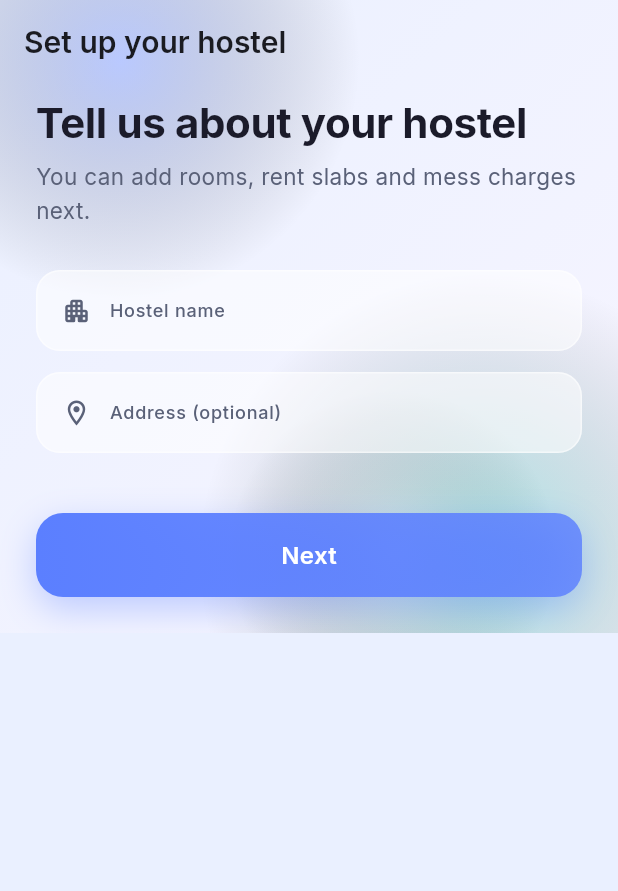
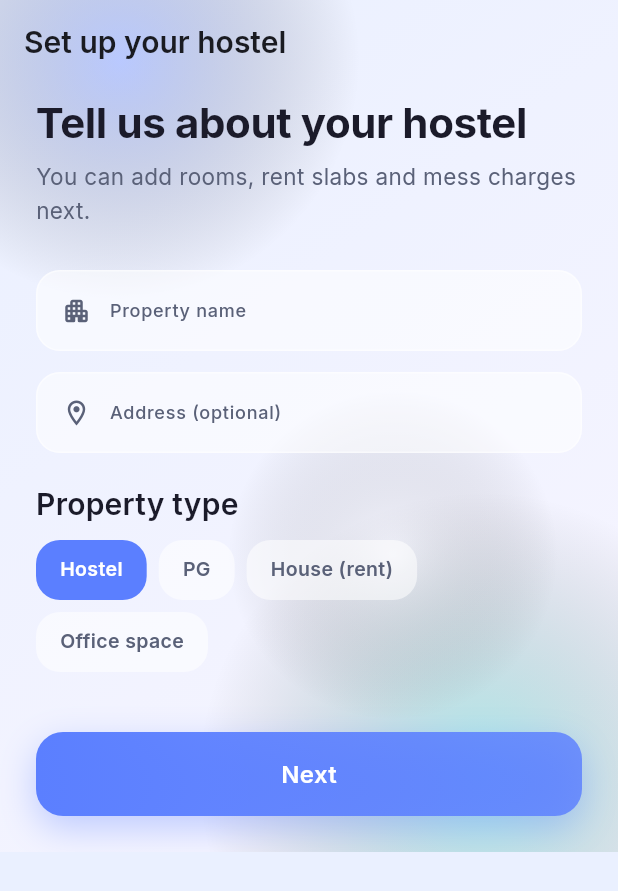
Before and after one commit to AanandAB/Hostelhub, a Flutter app: the SetupScreen screen opened by its route, on a phone screen of 412 x 824 dp. Shown: the top 891 px of the screen. Run offline on Flutter 3.47's test engine with Material 3 defaults, Android fonts, the phone set to English and light mode, and no system bars; our stand-ins replace flutter_riverpod, go_router, google_fonts, shared_preferences; accounts and stored records are empty; network calls fail.

Commit message:
feat: property types (hostel/pg/house/office) + owner feature toggles + bed uniqueness

```diff
--- a/hostelhub/lib/data/firebase/firebase_repositories.dart
+++ b/hostelhub/lib/data/firebase/firebase_repositories.dart
@@ -54,6 +54,17 @@ class FirebasePropertyRepository implements PropertyRepository {
 
   @override
   Future<Property> createProperty(Property property) {
+    throw UnimplementedError('Firebase backend not wired');
+  }
+
+  @override
+  Future<Property> getProperty(String id) {
+    throw UnimplementedError('Firebase backend not wired');
+  }
+
+  @override
+  Future<Property> updateProperty(String id,
+      {String? type, Map<String, bool>? features}) {
     throw UnimplementedError('Firebase backend not wired');
   }
 }
--- a/hostelhub/lib/data/local/local_repositories.dart
+++ b/hostelhub/lib/data/local/local_repositories.dart
@@ -72,6 +72,22 @@ class LocalPropertyRepository implements PropertyRepository {
   @override
   Future<Property> createProperty(Property property) async {
     final json = await api.post('/properties', property.toJson());
+    return Property.fromJson(json['property'] as Map<String, dynamic>);
+  }
+
+  @override
+  Future<Property> getProperty(String id) async {
+    final json = await api.get('/properties/$id');
+    return Property.fromJson(json['property'] as Map<String, dynamic>);
+  }
+
+  @override
+  Future<Property> updateProperty(String id,
+      {String? type, Map<String, bool>? features}) async {
+    final json = await api.patch('/properties/$id', {
+      'type': ?type,
+      'features': ?features,
+    });
     return Property.fromJson(json['property'] as Map<String, dynamic>);
   }
 }
--- a/hostelhub/lib/data/models/property.dart
+++ b/hostelhub/lib/data/models/property.dart
@@ -1,11 +1,21 @@
-/// A hostel / PG owned by an owner. Supports multi-property portfolios.
+/// A property an owner manages: hostel, PG, rental house, or office space.
+/// `type` drives which features are relevant; `features` is an owner-controlled
+/// on/off map (e.g. `mess`) that gates what inmates can see.
 class Property {
   final String id;
   final String ownerId;
   final String name;
   final String? address;
+
+  /// hostel | pg | house | office
+  final String type;
+
+  /// Owner-controlled feature toggles, e.g. {mess: true}.
+  final Map<String, bool> features;
+
   /// e.g. [{room_type: 'single', amount: 7000}, ...]
   final List<Map<String, dynamic>> rentSlabs;
+
   /// e.g. {monthly: 2500, per_meal: 80}
   final Map<String, dynamic> messCharges;
 
@@ -14,15 +24,26 @@ class Property {
     required this.ownerId,
     required this.name,
     this.address,
+    this.type = 'hostel',
+    this.features = const {'mess': true},
     this.rentSlabs = const [],
     this.messCharges = const {},
   });
+
+  /// Whether a feature (e.g. 'mess') is enabled for this property.
+  bool featureEnabled(String key) => features[key] ?? false;
+
+  /// Mess/polls is the differentiator: relevant only to hostels & PGs.
+  bool get isHostelOrPg => type == 'hostel' || type == 'pg';
 
   factory Property.fromJson(Map<String, dynamic> json) => Property(
         id: json['id'] as String,
         ownerId: json['owner_id'] as String,
         name: json['name'] as String,
         address: json['address'] as String?,
+        type: json['type'] as String? ?? 'hostel',
+        features: Map<String, bool>.from(
+            json['features'] as Map? ?? const {'mess': true}),
         rentSlabs: List<Map<String, dynamic>>.from(
             json['rent_slabs'] as List? ?? const []),
         messCharges:
@@ -34,6 +55,8 @@ class Property {
         'owner_id': ownerId,
         'name': name,
         'address': address,
+        'type': type,
+        'features': features,
         'rent_slabs': rentSlabs,
         'mess_charges': messCharges,
       };
--- a/hostelhub/lib/data/repositories/repositories.dart
+++ b/hostelhub/lib/data/repositories/repositories.dart
@@ -30,7 +30,10 @@ abstract class AuthRepository {
 /// Property / hostel profile management (multi-property ready).
 abstract class PropertyRepository {
   Future<List<Property>> listProperties(String ownerId);
+  Future<Property> getProperty(String id);
   Future<Property> createProperty(Property property);
+  Future<Property> updateProperty(String id,
+      {String? type, Map<String, bool>? features});
 }
 
 /// Rooms within a property.
--- a/hostelhub/lib/data/supabase/supabase_repositories.dart
+++ b/hostelhub/lib/data/supabase/supabase_repositories.dart
@@ -53,6 +53,17 @@ class SupabasePropertyRepository implements PropertyRepository {
 
   @override
   Future<Property> createProperty(Property property) {
+    throw UnimplementedError('Supabase backend not wired');
+  }
+
+  @override
+  Future<Property> getProperty(String id) {
+    throw UnimplementedError('Supabase backend not wired');
+  }
+
+  @override
+  Future<Property> updateProperty(String id,
+      {String? type, Map<String, bool>? features}) {
     throw UnimplementedError('Supabase backend not wired');
   }
 }
--- a/hostelhub/lib/features/onboarding/hostel_providers.dart
+++ b/hostelhub/lib/features/onboarding/hostel_providers.dart
@@ -40,6 +40,10 @@ final currentPropertyProvider = FutureProvider<Property?>((ref) async {
   return props.first;
 });
 
+/// A single property by id (used by inmates to read feature toggles).
+final propertyProvider = FutureProvider.family<Property?, String>(
+    (ref, id) => ref.watch(backendProvider).properties.getProperty(id));
+
 /// Rooms for a property, keyed by propertyId.
 final roomsProvider = FutureProvider.family<List<Room>, String>(
     (ref, propertyId) => ref.watch(backendProvider).rooms.listRooms(propertyId));
--- a/hostelhub/lib/features/onboarding/setup_screen.dart
+++ b/hostelhub/lib/features/onboarding/setup_screen.dart
@@ -2,12 +2,21 @@ import 'package:flutter/material.dart';
 import 'package:flutter_riverpod/flutter_riverpod.dart';
 import 'package:go_router/go_router.dart';
 
+import '../../core/theme/app_colors.dart';
 import '../../data/backend_provider.dart';
 import '../../data/models/property.dart';
 import '../../data/models/room.dart';
 import '../../presentation/widgets/glass.dart';
 import '../auth/auth_controller.dart';
 import 'hostel_providers.dart';
+
+/// Property types the owner can onboard. Mess/polls is relevant to hostels/PGs.
+const _propertyTypes = <(String, String)>[
+  ('hostel', 'Hostel'),
+  ('pg', 'PG'),
+  ('house', 'House (rent)'),
+  ('office', 'Office space'),
+];
 
 /// Owner onboarding wizard: step 1 hostel details, step 2 rooms.
 class SetupScreen extends ConsumerStatefulWidget {
@@ -20,6 +29,7 @@ class SetupScreen extends ConsumerStatefulWidget {
 class _SetupScreenState extends ConsumerState<SetupScreen> {
   int _step = 0;
   String? _propertyId;
+  String _type = 'hostel';
   bool _busy = false;
 
   final _name = TextEditingController();
@@ -55,6 +65,7 @@ class _SetupScreenState extends ConsumerState<SetupScreen> {
               ownerId: user.id,
               name: _name.text.trim(),
               address: _address.text.trim(),
+              type: _type,
             ),
           );
       _propertyId = prop.id;
@@ -105,6 +116,29 @@ class _SetupScreenState extends ConsumerState<SetupScreen> {
   void _snack(String m) =>
       ScaffoldMessenger.of(context).showSnackBar(SnackBar(content: Text(m)));
 
+  Widget _typeChip(String value, String label, bool selected) {
+    final isDark = Theme.of(context).brightness == Brightness.dark;
+    final primary = isDark ? AppColors.primaryDark : AppColors.primary;
+    final muted = isDark ? AppColors.textMutedDark : AppColors.textMutedLight;
+    return GestureDetector(
+      onTap: () => setState(() => _type = value),
+      child: Container(
+        padding: const EdgeInsets.symmetric(horizontal: 16, vertical: 10),
+        decoration: BoxDecoration(
+          color: selected
+              ? primary
+              : (isDark ? AppColors.glassDark : AppColors.glassLight),
+          borderRadius: BorderRadius.circular(16),
+        ),
+        child: Text(label,
+            style: TextStyle(
+                fontSize: 13,
+                fontWeight: FontWeight.w600,
+                color: selected ? Colors.white : muted)),
+      ),
+    );
+  }
+
   @override
   Widget build(BuildContext context) {
     final isDark = Theme.of(context).brightness == Brightness.dark;
@@ -139,13 +173,24 @@ class _SetupScreenState extends ConsumerState<SetupScreen> {
           const SizedBox(height: 28),
           GlassTextField(
               controller: _name,
-              label: 'Hostel name',
+              label: 'Property name',
               icon: Icons.apartment_rounded),
           const SizedBox(height: 14),
           GlassTextField(
               controller: _address,
               label: 'Address (optional)',
               icon: Icons.location_on_outlined),
+          const SizedBox(height: 20),
+          Text('Property type', style: textTheme.titleMedium),
+          const SizedBox(height: 10),
+          Wrap(
+            spacing: 8,
+            runSpacing: 8,
+            children: [
+              for (final t in _propertyTypes)
+                _typeChip(t.$1, t.$2, _type == t.$1),
+            ],
+          ),
           const SizedBox(height: 40),
           GlassButton(label: 'Next', loading: _busy, onPressed: _next),
           const SizedBox(height: 16),
--- a/hostelhub/lib/features/shell/tab_screens.dart
+++ b/hostelhub/lib/features/shell/tab_screens.dart
@@ -230,6 +230,10 @@ class HomeScreen extends ConsumerWidget {
     final propertyId = user?.propertyId ?? '';
     final polls = ref.watch(pollsProvider(propertyId)).value ?? const <Poll>[];
     final latestPoll = polls.isEmpty ? null : polls.last;
+    final property = propertyId.isEmpty
+        ? null
+        : ref.watch(propertyProvider(propertyId)).value;
+    final messEnabled = property?.featureEnabled('mess') ?? true;
 
     return ListView(
       padding: const EdgeInsets.fromLTRB(20, 20, 20, 120),
@@ -283,7 +287,7 @@ class HomeScreen extends ConsumerWidget {
                   ],
                 ),
         ),
-        if (latestPoll != null) ...[
+        if (messEnabled && latestPoll != null) ...[
           const SizedBox(height: 14),
           InmatePollCard(poll: latestPoll, inmateId: inmateId),
         ],
@@ -515,6 +519,8 @@ class MoreScreen extends ConsumerWidget {
           context, Icons.sos_rounded, 'SOS alerts', () => context.go('/sos')),
       _menuItem(context, Icons.folder_rounded, 'Documents',
           () => context.go('/documents')),
+      _menuItem(context, Icons.tune_rounded, 'Property settings',
+          () => context.go('/settings')),
       _menuItem(context, Icons.add_business_rounded, 'Add property',
           () => context.go('/setup')),
     ];
```
Also changed, not shown: hostelhub/lib/core/router/app_router.dart (+6 -1 lines), hostelhub/lib/data/local/local_api_client.dart (+10 -0 lines), hostelhub/lib/features/inmates/add_inmate_screen.dart (+12 -2 lines), hostelhub/lib/features/ops/property_settings_screen.dart (added, +116 -0 lines), hostelhub/lib/features/shell/app_shell.dart (+11 -7 lines), 2 other files.
